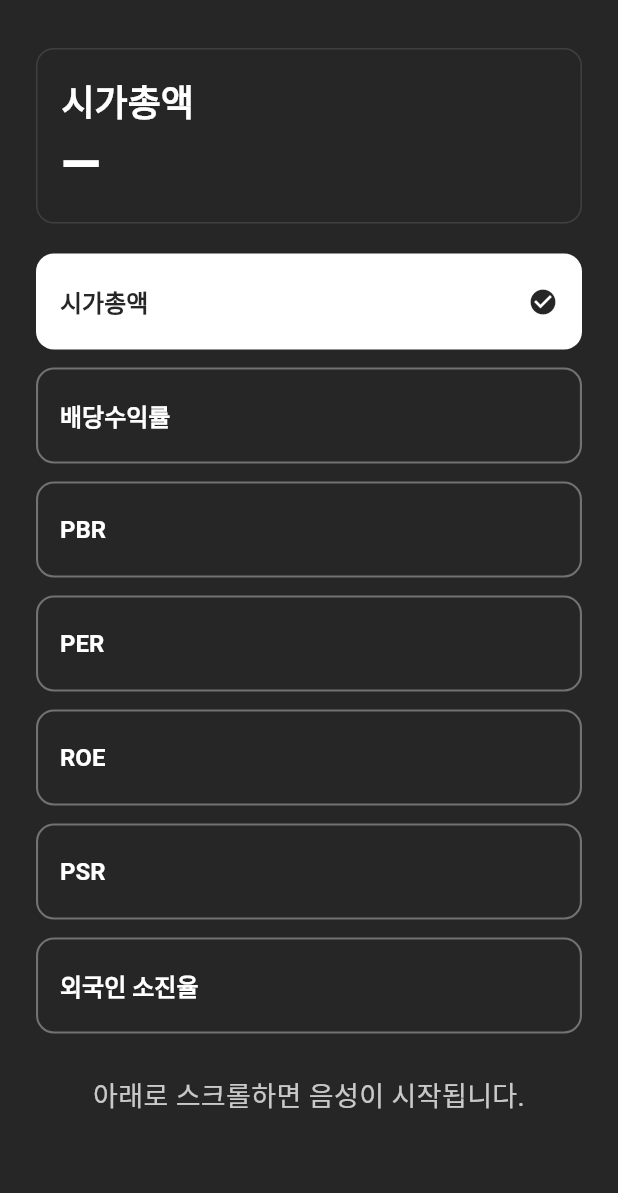
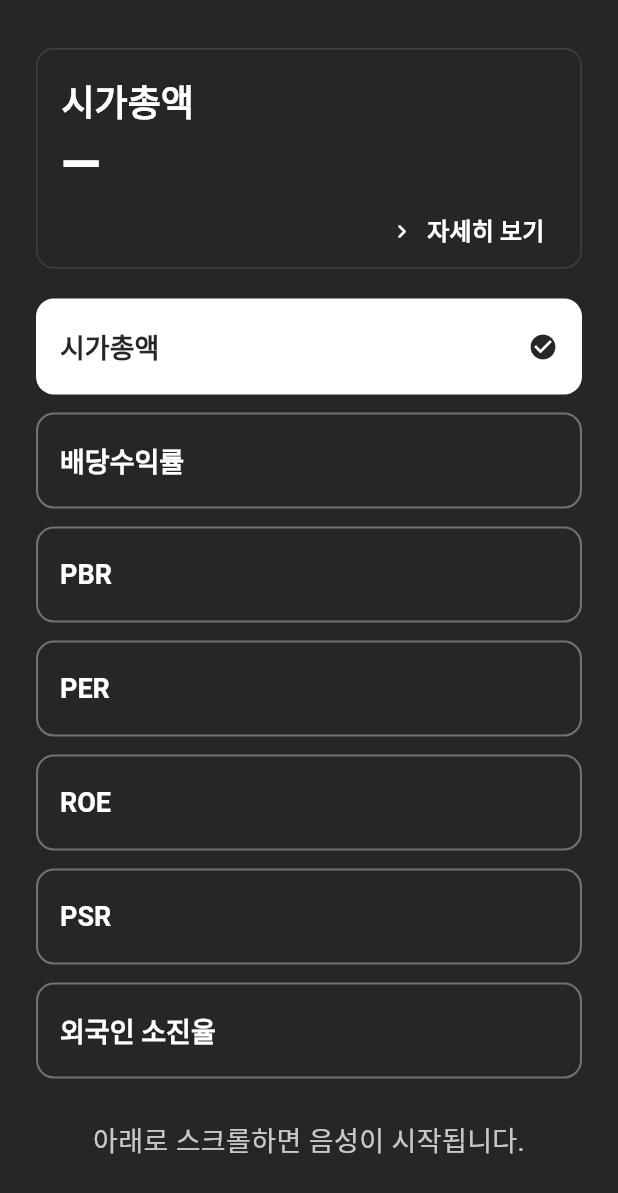
Before and after one commit to Hear-Stock/hearstock-frontend, a Flutter app: the RsiPage screen opened by its route, on a phone screen of 412 x 824 dp. Shown: the top 1193 px of the screen. Run offline on Flutter 3.47's test engine with Material 3 defaults, Android fonts, the light colour scheme and no system bars; our stand-ins replace flutter_dotenv, flutter_tts, shared_preferences, speech_to_text; missing offline and left inert: flutter_soloud; accounts and stored records are empty; Roboto replaces fonts that are missing (Pretendard).

Commit message:
Style: 글자 크기 변경 + header 자세히 보기 문구 추가

```diff
--- a/hear_stock/lib/pages/ris/components/header_card.dart
+++ b/hear_stock/lib/pages/ris/components/header_card.dart
@@ -9,19 +9,22 @@ class HeaderCard extends StatelessWidget {
   /// 탭 시 동작 (없으면 비활성)
   final VoidCallback? onTap;
 
+  /// 하단 '자세히 보기' 힌트를 노출할지 여부 (기본 true)
+  final bool showSeeMore;
+
   const HeaderCard({
     super.key,
     required this.title,
     required this.value,
     required this.semanticsLabelValue,
     this.onTap,
+    this.showSeeMore = true,
   });
 
   @override
   Widget build(BuildContext context) {
     final cs = Theme.of(context).colorScheme;
     final tt = Theme.of(context).textTheme;
-
     final radius = BorderRadius.circular(12);
 
     return Semantics(
@@ -43,7 +46,7 @@ class HeaderCard extends StatelessWidget {
             borderRadius: radius,
             onTap: onTap, // ← 탭 시 콜백
             child: Padding(
-              padding: const EdgeInsets.fromLTRB(16, 18, 16, 18),
+              padding: const EdgeInsets.fromLTRB(16, 18, 16, 12),
               child: Column(
                 crossAxisAlignment: CrossAxisAlignment.start,
                 children: [
@@ -66,6 +69,15 @@ class HeaderCard extends StatelessWidget {
                       color: cs.onSurface,
                     ),
                   ),
+
+                  // 하단 ‘자세히 보기’ 힌트 (onTap 있을 때만 노출)
+                  if (onTap != null && showSeeMore) ...[
+                    const SizedBox(height: 12),
+                    Align(
+                      alignment: Alignment.centerRight,
+                      child: _SeeMore(onTap: onTap!),
+                    ),
+                  ],
                 ],
               ),
             ),
@@ -75,3 +87,38 @@ class HeaderCard extends StatelessWidget {
     );
   }
 }
+
+/// 오른쪽 아래 ‘자세히 보기’ 텍스트+아이콘(테마 프라이머리 색)
+class _SeeMore extends StatelessWidget {
+  final VoidCallback onTap;
+  const _SeeMore({required this.onTap});
+
+  @override
+  Widget build(BuildContext context) {
+    final cs = Theme.of(context).colorScheme;
+    final tt = Theme.of(context).textTheme;
+
+    return Tooltip(
+      message: '자세히 보기',
+      child: TextButton.icon(
+        onPressed: onTap,
+        icon: Icon(Icons.chevron_right_rounded, color: cs.primary),
+        label: Text(
+          '자세히 보기',
+          style: tt.labelLarge?.copyWith(
+            fontSize: 16,
+            fontWeight: FontWeight.w700,
+            color: cs.primary,
+          ),
+        ),
+        style: TextButton.styleFrom(
+          // 버튼 자체 여백을 조금 줄여 카드 내에서 과하지 않게
+          padding: const EdgeInsets.symmetric(horizontal: 8, vertical: 4),
+          minimumSize: const Size(0, 0),
+          tapTargetSize: MaterialTapTargetSize.shrinkWrap,
+          visualDensity: VisualDensity.compact,
+        ),
+      ),
+    );
+  }
+}
--- a/hear_stock/lib/pages/ris/components/indicator_button.dart
+++ b/hear_stock/lib/pages/ris/components/indicator_button.dart
@@ -33,7 +33,7 @@ class IndicatorButton extends StatelessWidget {
           child: Text(
             title,
             // 색은 버튼의 foregroundColor에 맡긴다 (직접 color 지정 X)
-            style: const TextStyle(fontSize: 16, fontWeight: FontWeight.bold),
+            style: const TextStyle(fontSize: 18, fontWeight: FontWeight.bold),
             maxLines: 1,
             overflow: TextOverflow.ellipsis,
           ),
@@ -58,7 +58,6 @@ class IndicatorButton extends StatelessWidget {
             minimumSize: minSize,
             padding: pad,
             shape: shape,
-            // 색 지정하지 않음 → 전역 FilledButtonTheme 사용
           ),
           child: rowChild,
         ),
@@ -76,7 +75,7 @@ class IndicatorButton extends StatelessWidget {
           shape: shape,
           side: BorderSide(color: cs.onSurface.withOpacity(0.35), width: 1.4),
         ),
-        child: rowChild, // ← 비선택도 동일한 Row 사용
+        child: rowChild,
       ),
     );
   }
```
